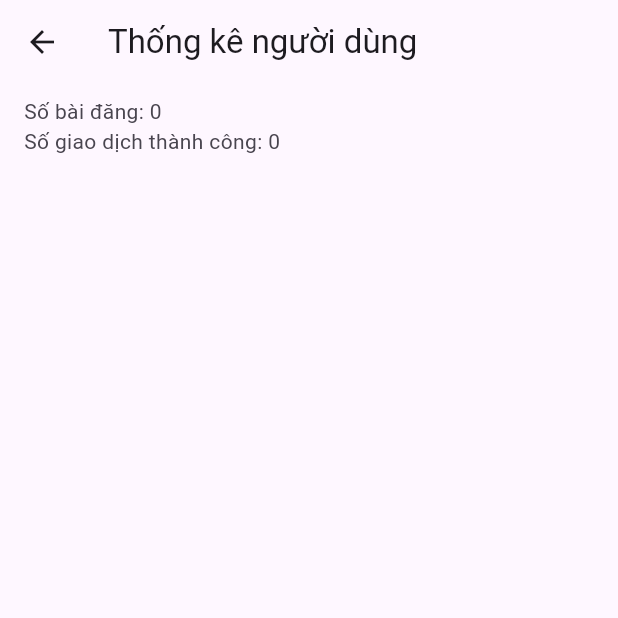
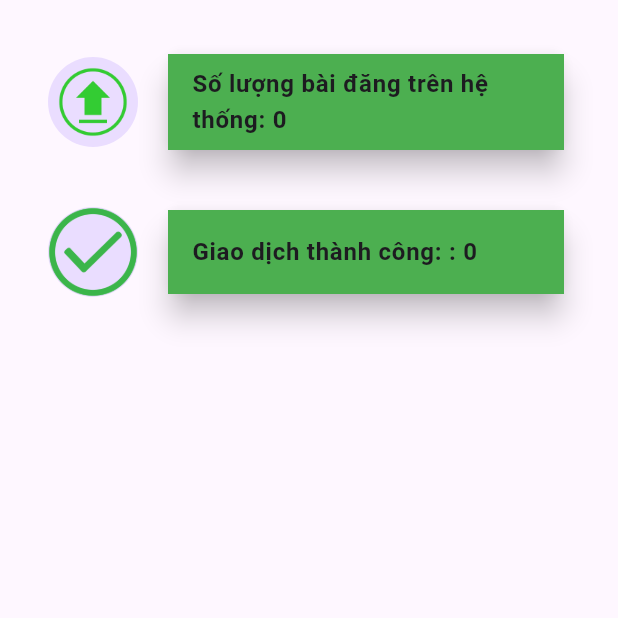
Before and after one commit to VuXuanHoang2003/3TApp_Android, a Flutter app: the StatisticScreen screen opened directly, on a phone screen of 412 x 824 dp, the top half of it. Run offline on Flutter 3.47's test engine with Material 3 defaults, Android fonts, the phone set to English and light mode, and no system bars; our stand-ins replace awesome_notifications, badges, cloud_firestore, contained_tab_bar_view, dio, firebase_auth and 10 more; missing offline and left inert: awesome_notifications_fcm, dart:ffi, flutter_google_places, google_api_headers, google_maps_webservice; accounts and stored records are empty.

Commit message:
fix ui statisticScreen

```diff
--- a/lib/data/repositories/auth_repo/auth_repo_impl.dart
+++ b/lib/data/repositories/auth_repo/auth_repo_impl.dart
@@ -5,6 +5,7 @@ import '../../../utils/common_func.dart';
 import 'auth_repo.dart';
 
 class AuthRepoImpl with AuthRepo {
+  Future<User?>? _currentUser = null;
   @override
   String? _currentUid;
 
@@ -21,7 +22,7 @@ class AuthRepoImpl with AuthRepo {
         password: password,
       );
 
-            _currentUid = credential.user?.uid;
+      _currentUid = credential.user?.uid;
       if (isCheckAdmin) {
         bool isAdmin = false;
         await FirebaseFirestore.instance
@@ -32,12 +33,14 @@ class AuthRepoImpl with AuthRepo {
           isAdmin = value['isAdmin'] as bool;
         });
         if (isAdmin) {
+          print(FirebaseAuth.instance.currentUser?.email);
           return FirebaseAuth.instance.currentUser;
         } else {
           CommonFunc.showToast("Tài khoản của bạn không có quyền Admin.");
           return null;
         }
       } else {
+        print(FirebaseAuth.instance.currentUser?.email);
         return FirebaseAuth.instance.currentUser;
       }
     } on FirebaseAuthException catch (e) {
@@ -66,7 +69,6 @@ class AuthRepoImpl with AuthRepo {
         password: password,
       );
 
-
       // Lưu thông tin người dùng vào Firestore
       if (FirebaseAuth.instance.currentUser != null) {
         await addUser(
@@ -83,7 +85,6 @@ class AuthRepoImpl with AuthRepo {
           return Future.value(false);
         });
       }
-
 
       return Future.value(true);
     } on FirebaseAuthException catch (e) {
--- a/lib/data/repositories/statistic_repo/statistic_repo_impl.dart
+++ b/lib/data/repositories/statistic_repo/statistic_repo_impl.dart
@@ -7,6 +7,7 @@ class StatisticRepoImpl extends StatisticRepo {
       Statistic(numberOfPosts: 0, numberOfSuccessfulTrade: 0);
   @override
   Future<Statistic> getStatistic(String? email) async {
+    print(email);
     // TODO: implement getStatistic
     try {
       await FirebaseFirestore.instance
@@ -31,7 +32,6 @@ class StatisticRepoImpl extends StatisticRepo {
     } catch (error) {
       print("error:${error.toString()}");
     }
-    print("Tổng số sản phẩm đã đăng alo: ${statistic.numberOfPosts}");
     return statistic;
   }
 }
--- a/lib/utils/image_path.dart
+++ b/lib/utils/image_path.dart
@@ -3,4 +3,7 @@ class ImagePath {
   static const String imgHeartSelected = "assets/images/img_heart_selected.png";
   static const String imgHeartUnselect = "assets/images/img_heart_unselect.png";
   static const String imgImageUpload = "assets/images/img_image_upload.png";
+  static const String imgSuccessfulTransaction =
+      "assets/images/successful-transaction.jpg";
+  static const String imgUploadedPost = "assets/images/uploaded-post.png";
 }
--- a/lib/view/admin/statistic_screen.dart
+++ b/lib/view/admin/statistic_screen.dart
@@ -2,6 +2,7 @@ import 'package:firebase_auth/firebase_auth.dart';
 import 'package:flutter/material.dart';
 import 'package:three_tapp_app/model/product.dart';
 import 'package:three_tapp_app/model/statistic.dart';
+import 'package:three_tapp_app/utils/image_path.dart';
 import 'package:three_tapp_app/viewmodel/product_viewmodel.dart';
 import 'package:three_tapp_app/viewmodel/statistic_viewmodel.dart';
 
@@ -14,15 +15,12 @@ class _StatisticScreenState extends State<StatisticScreen> {
   @override
   void initState() {
     super.initState();
-    // Thực hiện các tác vụ khởi tạo cần thiết ở đây (nếu có).
+    // Perform any initializations here
   }
 
   @override
   Widget build(BuildContext context) {
     return Scaffold(
-      appBar: AppBar(
-        title: Text('Thống kê người dùng'),
-      ),
       body: _buildStatisticsList(),
     );
   }
@@ -32,32 +30,83 @@ class _StatisticScreenState extends State<StatisticScreen> {
       future: StatisticViewModel().getStatisticOfCurrentUser(),
       builder: (context, snapshot) {
         if (snapshot.connectionState == ConnectionState.waiting) {
-          return const CircularProgressIndicator(); // Show a loading indicator.
+          return Center(
+            child: CircularProgressIndicator(),
+          ); // Centered loading indicator.
         } else if (snapshot.hasError) {
-          return Text('Error: ${snapshot.error}');
+          return Center(
+            child: Text(
+              'Error: ${snapshot.error}',
+              style: TextStyle(color: Colors.red),
+            ),
+          ); // Centered error message with red color.
         } else if (!snapshot.hasData) {
-          return const Text('No data available');
+          return Center(
+            child: Text(
+              'No data available',
+              style: TextStyle(color: Colors.grey),
+            ),
+          ); // Centered message for no data with grey color.
         } else {
           Statistic? statisticCurrentUser = snapshot.data;
 
-          return ListView.builder(
-            itemCount: 1,
-            itemBuilder: (context, index) {
-              return ListTile(
-                subtitle: Column(
-                  crossAxisAlignment: CrossAxisAlignment.start,
-                  children: [
-                    Text('Số bài đăng: ${statisticCurrentUser?.numberOfPosts}'),
-                    Text(
-                        'Số giao dịch thành công: ${statisticCurrentUser?.numberOfSuccessfulTrade}'),
-                  ],
+          return Padding(
+            padding: EdgeInsets.all(16.0),
+            child: ListView(
+              children: [
+                _buildCard(
+                  title: 'Số lượng bài đăng trên hệ thống',
+                  value: '${statisticCurrentUser?.numberOfPosts}',
+                  color: Colors.green,
+                  imagePath: ImagePath.imgUploadedPost,
                 ),
-                // You can add more information or actions here.
-              );
-            },
+                _buildCard(
+                  title: 'Giao dịch thành công: ',
+                  value: '${statisticCurrentUser?.numberOfSuccessfulTrade}',
+                  color: Colors.green,
+                  imagePath: ImagePath.imgSuccessfulTransaction,
+                ),
+              ],
+            ),
           );
         }
       },
     );
   }
+
+  Widget _buildCard({
+    required String title,
+    required String value,
+    required Color color,
+    required String imagePath,
+  }) {
+    return Padding(
+      padding: const EdgeInsets.all(16.0),
+      child: Row(
+        children: [
+          CircleAvatar(
+            radius: 30.0,
+            backgroundImage: AssetImage(imagePath),
+          ),
+          SizedBox(
+              width: 16.0), // Adjust the spacing between the image and the card
+          Expanded(
+            child: Card(
+              elevation: 8.0,
+              shape: RoundedRectangleBorder(
+                borderRadius: BorderRadius.circular(10.0),
+              ),
+              child: ListTile(
+                title: Text(
+                  '$title: $value',
+                  style: TextStyle(fontWeight: FontWeight.bold),
+                ),
+                tileColor: color,
+              ),
+            ),
+          ),
+        ],
+      ),
+    );
+  }
 }
--- a/lib/viewmodel/statistic_viewmodel.dart
+++ b/lib/viewmodel/statistic_viewmodel.dart
@@ -19,10 +19,9 @@ class StatisticViewModel extends BaseViewModel {
   @override
   FutureOr<void> init() {
     //Khoi tao nguoi dung hien tai
-    currentUser = FirebaseAuth.instance.currentUser;
   }
 
   Future<Statistic> getStatisticOfCurrentUser() {
-    return statisticRepo.getStatistic(currentUser!.email);
+    return statisticRepo.getStatistic(FirebaseAuth.instance.currentUser!.email);
   }
 }
```
Also changed, not shown: assets/images/successful-transaction.jpg (added), assets/images/uploaded-post.png (added).
